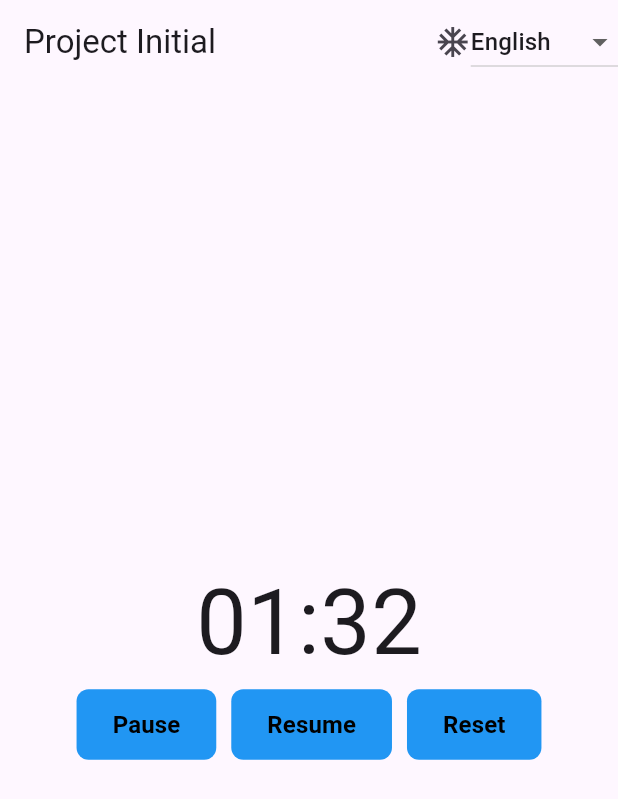
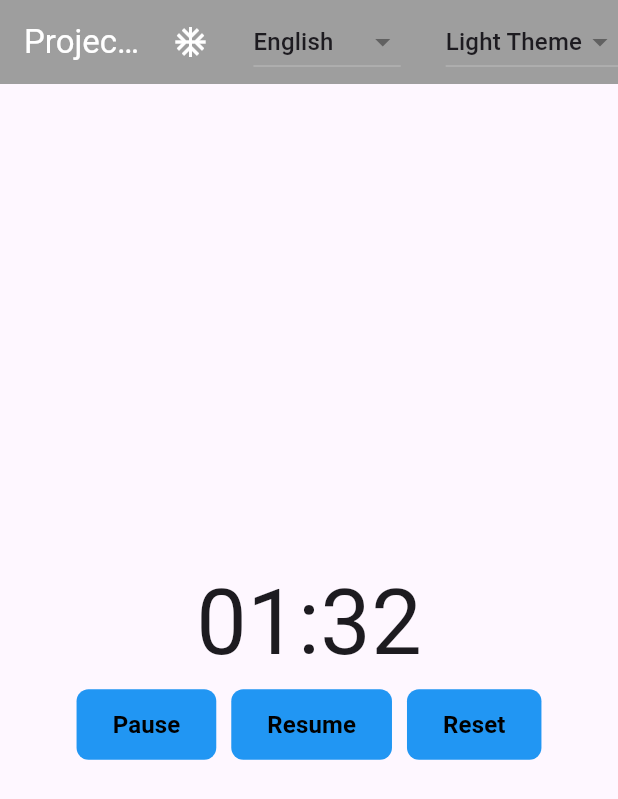
Before and after one commit to BNah1/TestFlutter, a Flutter app: the screen it shows after launch, after a tap on the "ac unit" icon, on a phone screen of 412 x 824 dp. Shown: the top 799 px of the screen. Run offline on Flutter 3.47's test engine with Material 3 defaults, Android fonts, the phone set to English and light mode, and no system bars; our stand-ins replace bloc, easy_localization, flutter_bloc, go_router.

Commit message:
test package easy_locale

```diff
--- a/easy_locale and bloc/lib/bloc/setting/setting_bloc.dart
+++ b/easy_locale and bloc/lib/bloc/setting/setting_bloc.dart
@@ -4,6 +4,9 @@ import 'package:appscyclonebloc/bloc/setting/setting_event.dart';
 import 'package:appscyclonebloc/bloc/setting/setting_state.dart';
 import 'package:appscyclonebloc/utils/stream.dart';
 import 'package:bloc/bloc.dart';
+import 'package:flutter/material.dart';
+
+import '../../core/theme.dart';
 
 class SettingBloc extends Bloc<SettingEvent,SettingState>{
   final MyStream countdownClock;
@@ -13,9 +16,8 @@ class SettingBloc extends Bloc<SettingEvent,SettingState>{
       emit(LocaleChanged(event.locale));
     });
 
-    on<SwitchTheme>((event, emit){
+    on<ChangeAppTheme >((event, emit){
       emit(ThemeChanged(event.themeMode));
     });
-
   }
 }
--- a/easy_locale and bloc/lib/bloc/setting/setting_event.dart
+++ b/easy_locale and bloc/lib/bloc/setting/setting_event.dart
@@ -9,7 +9,7 @@ class SwitchLocale extends SettingEvent{
   SwitchLocale(this.locale);
 }
 
-class SwitchTheme extends SettingEvent{
+class ChangeAppTheme  extends SettingEvent{
   final ThemeMode themeMode;
-  SwitchTheme(this.themeMode);
+  ChangeAppTheme (this.themeMode);
 }
--- a/easy_locale and bloc/lib/core/theme.dart
+++ b/easy_locale and bloc/lib/core/theme.dart
@@ -4,7 +4,7 @@ class AppThemes {
   static final ThemeData lightTheme = ThemeData(
     brightness: Brightness.light,
     primarySwatch: Colors.blue,
-    appBarTheme: AppBarTheme(
+    appBarTheme: const AppBarTheme(
       backgroundColor: Colors.grey,
       foregroundColor: Colors.white,
     ),
@@ -13,7 +13,7 @@ class AppThemes {
   static final ThemeData darkTheme = ThemeData(
     brightness: Brightness.dark,
     primarySwatch: Colors.blue,
-    appBarTheme: AppBarTheme(
+    appBarTheme: const AppBarTheme(
       backgroundColor: Colors.grey,
       foregroundColor: Colors.white,
     ),
--- a/easy_locale and bloc/lib/main.dart
+++ b/easy_locale and bloc/lib/main.dart
@@ -1,5 +1,7 @@
 import 'package:appscyclonebloc/bloc/setting/setting_bloc.dart';
+import 'package:appscyclonebloc/bloc/setting/setting_event.dart';
 import 'package:appscyclonebloc/bloc/setting/setting_state.dart';
+import 'package:appscyclonebloc/core/theme.dart';
 import 'package:easy_localization/easy_localization.dart';
 import 'package:flutter/material.dart';
 import 'package:flutter_bloc/flutter_bloc.dart';
@@ -27,24 +29,24 @@ class MyApp extends StatelessWidget {
       providers: [
         BlocProvider(create: (context) => SettingBloc()),
       ],
-      child: BlocBuilder<SettingBloc, SettingState>(
-        builder: (context , state){
-          // Locale mặc định (sử dụng context.locale để lấy locale hiện tại)
-          Locale currentLocale = context.locale;
-
-          // Nếu có sự thay đổi locale từ state của bloc
-          if (state is LocaleChanged) {
-            currentLocale = state.localization;  // Cập nhật locale từ state
+      child: BlocBuilder<SettingBloc,SettingState>(
+        builder: (context, state){
+          ThemeMode themeMode = ThemeMode.light;
+          if(state is ThemeChanged){
+            themeMode = state.theme;
           }
           return MaterialApp.router(
-              localizationsDelegates: context.localizationDelegates,
-              supportedLocales: context.supportedLocales,
-              locale: currentLocale,
-              routerConfig: route,
-              title: 'Flutter Demo',
-              theme: ThemeData());
+            localizationsDelegates: context.localizationDelegates,
+            supportedLocales: context.supportedLocales,
+            locale: context.locale,
+            routerConfig: route,
+            title: 'Flutter Demo',
+            theme: AppThemes.lightTheme,
+            darkTheme: AppThemes.darkTheme,
+            themeMode: themeMode,
+          );
         },
-      ),
+      )
     );
   }
 }
--- a/easy_locale and bloc/lib/presentation/screen/streampage.dart
+++ b/easy_locale and bloc/lib/presentation/screen/streampage.dart
@@ -1,12 +1,12 @@
+import 'package:appscyclonebloc/bloc/setting/setting_bloc.dart';
+import 'package:appscyclonebloc/bloc/setting/setting_event.dart';
+import 'package:appscyclonebloc/main.dart';
 import 'package:appscyclonebloc/presentation/widget/countdown_widget.dart';
 import 'package:easy_localization/easy_localization.dart';
 import 'package:flutter/cupertino.dart';
 import 'package:flutter/material.dart';
 import 'package:flutter_bloc/flutter_bloc.dart';
 import 'package:go_router/go_router.dart';
-
-import '../../bloc/setting/setting_bloc.dart';
-import '../../bloc/setting/setting_event.dart';
 
 class StreamPage extends StatelessWidget {
   const StreamPage({super.key});
@@ -23,6 +23,7 @@ class StreamPage extends StatelessWidget {
             },
             child: Icon(Icons.ac_unit),
           ),
+          SizedBox(width: 30,),
           DropdownButton<Locale>(
               value: context.locale,
               items: const [
@@ -35,14 +36,33 @@ class StreamPage extends StatelessWidget {
               ],
               onChanged: (Locale? newLocale){
                 if(newLocale != null){
-                  context.read<SettingBloc>().add(SwitchLocale(newLocale));
+                  context.setLocale(newLocale);
                 }
-                context.setLocale(newLocale!);
+              }),
+          SizedBox(width: 30,),
 
-              })
+          DropdownButton<ThemeMode>(
+            value: ThemeMode.light, // Dùng giá trị mặc định
+            onChanged: (ThemeMode? newTheme) {
+              if (newTheme != null) {
+                // Gửi sự kiện thay đổi theme
+                context.read<SettingBloc>().add(ChangeAppTheme(newTheme));
+              }
+            },
+            items: const [
+              DropdownMenuItem(
+                value: ThemeMode.light,
+                child: Text('Light Theme'),
+              ),
+              DropdownMenuItem(
+                value: ThemeMode.dark,
+                child: Text('Dark Theme'),
+              ),
+            ],
+          )
         ],
       ),
-      body: const Center(
+      body:  Center(
         child: CountdownWidget(),
       ),
     );
--- a/easy_locale and bloc/lib/presentation/widget/countdown_widget.dart
+++ b/easy_locale and bloc/lib/presentation/widget/countdown_widget.dart
@@ -2,8 +2,10 @@ import 'dart:async';
 
 import 'package:appscyclonebloc/bloc/setting/setting_bloc.dart';
 import 'package:appscyclonebloc/bloc/setting/setting_state.dart';
+import 'package:appscyclonebloc/main.dart';
 import 'package:appscyclonebloc/presentation/widget/customtextbutton.dart';
 import 'package:appscyclonebloc/utils/stream.dart';
+import 'package:easy_localization/easy_localization.dart';
 import 'package:flutter/cupertino.dart';
 import 'package:flutter/material.dart';
 import 'package:flutter_bloc/flutter_bloc.dart';
@@ -45,13 +47,13 @@ class _CountdownWidgetState extends State<CountdownWidget> {
               return Container(
                 child: Text( snapshot.data !=0 ?
                 '$formattedMinutes:$formattedSeconds'
-                    : 'FINISHED!!'
+                    : "end".tr()
                   , // MM:SS
-                  style: TextStyle(fontSize: 60, ),
+                  style: const TextStyle(fontSize: 60, ),
                 ),
               );
             } else {
-              return CircularProgressIndicator();
+              return const CircularProgressIndicator();
             }
           }),
       ComboButtonCountdown(streamTest)
```
Also changed, not shown: easy_locale and bloc/lib/presentation/screen/screenTest.dart (+2 -5 lines), easy_locale and bloc/lib/presentation/screen/test.dart (+11 -0 lines).
